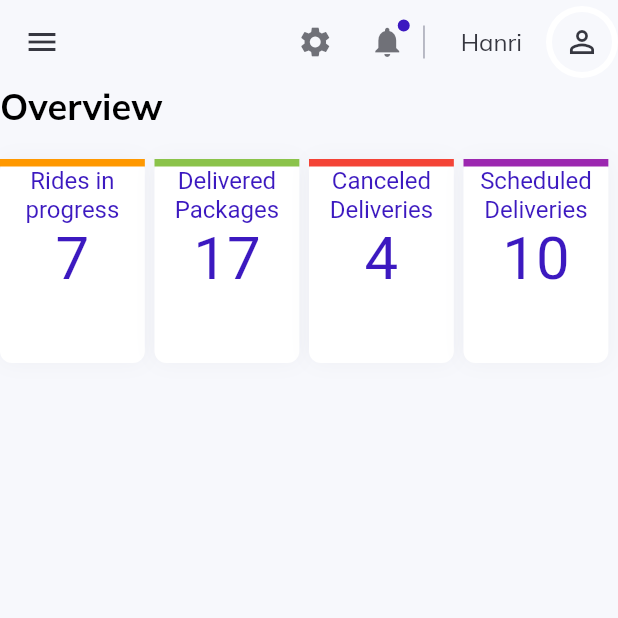
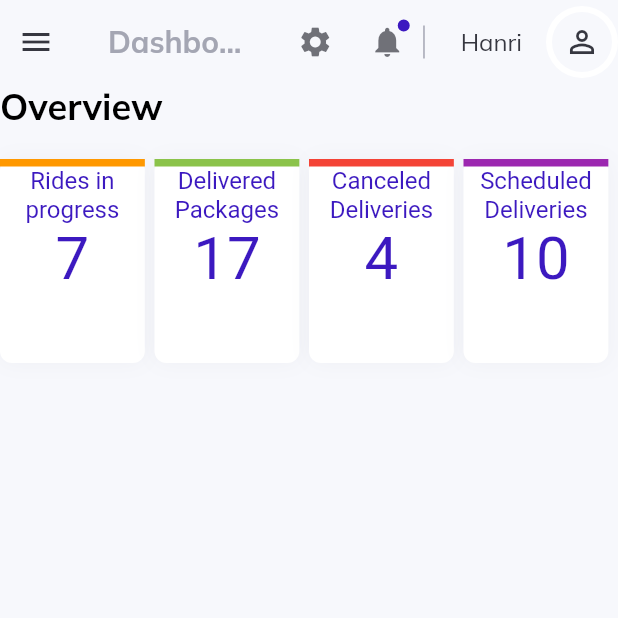
Before and after one commit to Hhanri/admin_panel_tutorial, a Flutter app: the screen it shows after launch, on a phone screen of 412 x 824 dp, the top half of it. Run offline on Flutter 3.47's test engine with Material 2 defaults, Android fonts, the phone set to English and light mode, and no system bars; our stand-ins replace get, google_fonts.

Commit message:
fixed Dashboard title not showing on app bar when small screen

```diff
--- a/lib/widgets/app_bar_widget.dart
+++ b/lib/widgets/app_bar_widget.dart
@@ -10,14 +10,19 @@ AppBar topNavigationBar({required BuildContext context, required GlobalKey<Scaff
       backgroundColor: Colors.transparent,
       leading: !ResponsivenessWidget.isSmallScreen(context)
       ? const DashBoardLogoWidget()
-      : IconButton(
-        onPressed: () {
-          key.currentState!.openDrawer();
-        },
-        icon: const Icon(Icons.menu)
+      : Row(
+        crossAxisAlignment: CrossAxisAlignment.center,
+        children: [
+          IconButton(
+            onPressed: () {
+              key.currentState!.openDrawer();
+            },
+            icon: const Icon(Icons.menu)
+          ),
+        ],
       ),
       title: Visibility(
-        visible: !ResponsivenessWidget.isSmallScreen(context),
+        visible: ResponsivenessWidget.isSmallScreen(context),
         child: CustomTextWidget(
           text: "Dashboard",
           color: lightGrey,
```
